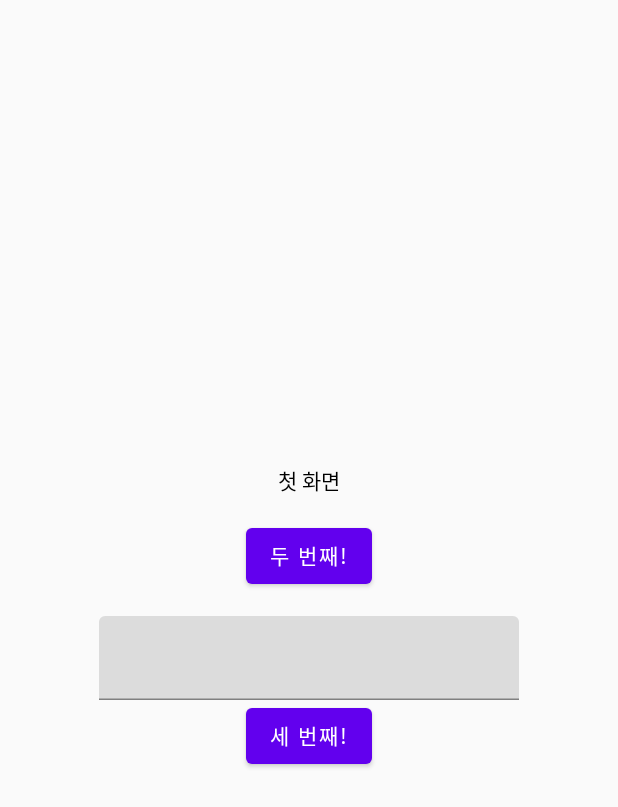
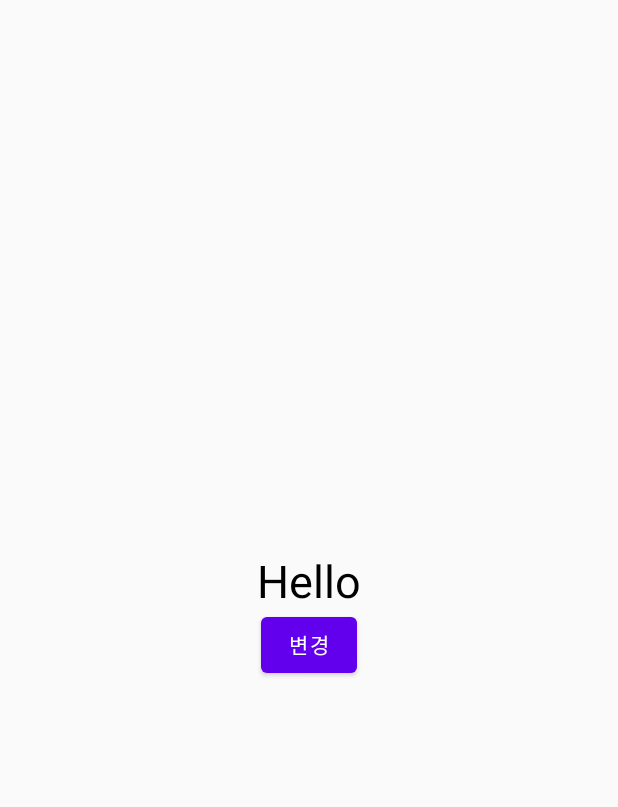
Before and after one commit to Chooareum/jetpack_compose_learning, an Android app built with Jetpack Compose: the screen it shows after launch (MainActivity), on a phone screen of 412 x 824 dp. Shown: the top 807 px of the screen. Run offline under Robolectric (Android 15) with nearby library versions, the phone set to English and light mode, and no system bars.

Commit message:
Text 변경 (remember, value)

```diff
--- a/app/src/main/java/com/example/jetpack_compose_learning/MainActivity.kt
+++ b/app/src/main/java/com/example/jetpack_compose_learning/MainActivity.kt
@@ -30,6 +30,7 @@ import androidx.compose.ui.platform.LocalSoftwareKeyboardController
 import androidx.compose.ui.res.painterResource
 import androidx.compose.ui.tooling.preview.Preview
 import androidx.compose.ui.unit.dp
+import androidx.compose.ui.unit.sp
 import androidx.navigation.NavController
 import androidx.navigation.compose.NavHost
 import androidx.navigation.compose.composable
@@ -44,91 +45,22 @@ class MainActivity : ComponentActivity() {
     override fun onCreate(savedInstanceState: Bundle?) {
         super.onCreate(savedInstanceState)
         setContent {
-            val navController = rememberNavController()
-
-            NavHost(
-                navController = navController,
-                startDestination = "first",){
-                composable("first"){
-                    FirstScreen(navController)
-                }
-                composable("second"){
-                    SecondScreen(navController)
-                }
-                composable("third/{value}"){ backStackEntry ->
-                    ThirdScreen(
-                        navController = navController,
-                        value = backStackEntry.arguments?.getString("value") ?:"",
-                    )
+            val data = remember{mutableStateOf("Hello")}
+            Column(
+                modifier = Modifier.fillMaxSize(),
+                verticalArrangement = Arrangement.Center,
+                horizontalAlignment = Alignment.CenterHorizontally,
+            ){
+                Text(
+                    data.value,
+                    fontSize = 30.sp
+                )
+                Button(onClick = {
+                    data.value = "World"
+                }){
+                    Text("변경")
                 }
             }
         }
     }
 }
-
-@Composable
-fun FirstScreen(navController: NavController){
-    val (value, setValue) = remember{
-        mutableStateOf("")
-    }
-
-    Column(
-        modifier = Modifier.fillMaxSize(),
-        verticalArrangement = Arrangement.Center,
-        horizontalAlignment = Alignment.CenterHorizontally,
-        ) {
-            Text(text = "첫 화면")
-            Spacer(modifier = Modifier.height(16.dp))
-            Button(onClick = {
-                navController.navigate("second")
-
-            }){
-                Text("두 번째!")
-            }
-            Spacer(modifier = Modifier.height(16.dp))
-            TextField(value = value, onValueChange = setValue)
-            Button(onClick = {
-                if(value.isNotEmpty()){
-                    navController.navigate("third/$value")
-                }
-            }){
-                Text("세 번째!")
-            }
-
-    }
-}
-@Composable
-fun SecondScreen(navController: NavController){
-    Column(
-        modifier = Modifier.fillMaxSize(),
-        verticalArrangement = Arrangement.Center,
-        horizontalAlignment = Alignment.CenterHorizontally,
-    ) {
-        Text(text = "두 번째 화면")
-        Spacer(modifier = Modifier.height(16.dp))
-        Button(onClick = {
-            navController.navigateUp()
-        }){
-            Text("뒤로가기")
-        }
-
-    }
-}
-@Composable
-fun ThirdScreen(navController: NavController, value: String){
-    Column(
-        modifier = Modifier.fillMaxSize(),
-        verticalArrangement = Arrangement.Center,
-        horizontalAlignment = Alignment.CenterHorizontally,
-    ) {
-        Text(text = "세 번째 화면")
-        Spacer(modifier = Modifier.height(16.dp))
-        Text(value)
-        Button(onClick = {
-            navController.navigateUp()
-        }){
-            Text("뒤로가기")
-        }
-
-    }
-}
```
